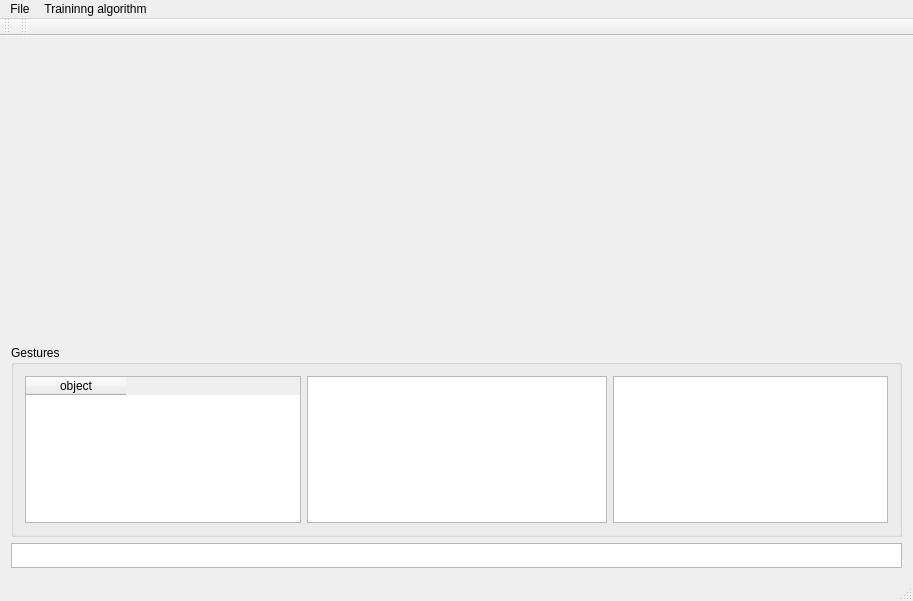
Above: MouseGestures/mousegestures.ui from qreal/tools before the change. Below: the same form after it.
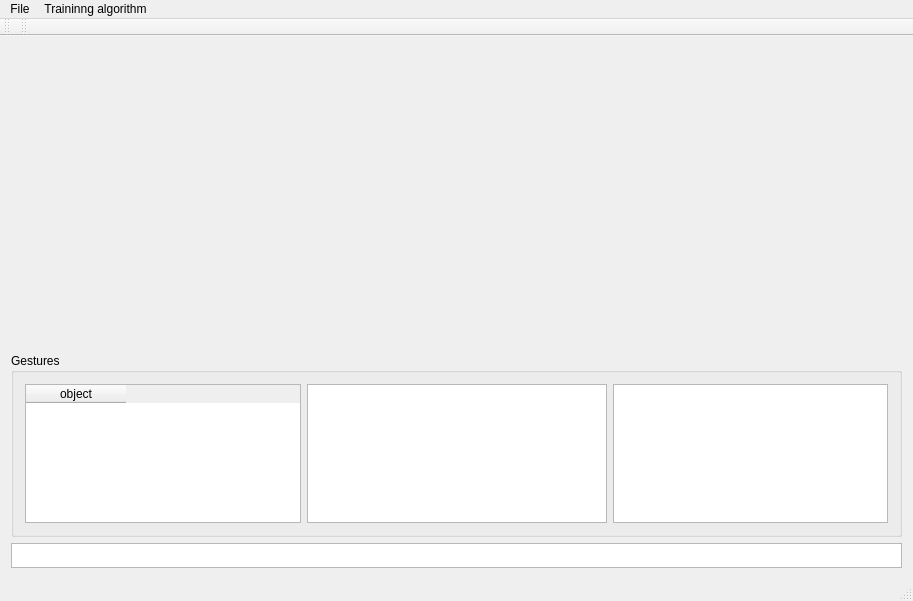
That is the form after the change.

Commit message: add widget to draw gestures

```diff
--- a/MouseGestures/mousegestures.ui
+++ b/MouseGestures/mousegestures.ui
@@ -22,17 +22,14 @@
   <widget class="QWidget" name="centralWidget">
    <layout class="QVBoxLayout" name="verticalLayout">
     <item>
-     <spacer name="horizontalSpacer">
-      <property name="orientation">
-       <enum>Qt::Horizontal</enum>
-      </property>
-      <property name="sizeHint" stdset="0">
+     <widget class="QWidget" name="widget" native="true">
+      <property name="minimumSize">
        <size>
-        <width>486</width>
-        <height>298</height>
+        <width>0</width>
+        <height>300</height>
        </size>
       </property>
-     </spacer>
+     </widget>
     </item>
     <item>
      <widget class="QGroupBox" name="gbGestures">
```
